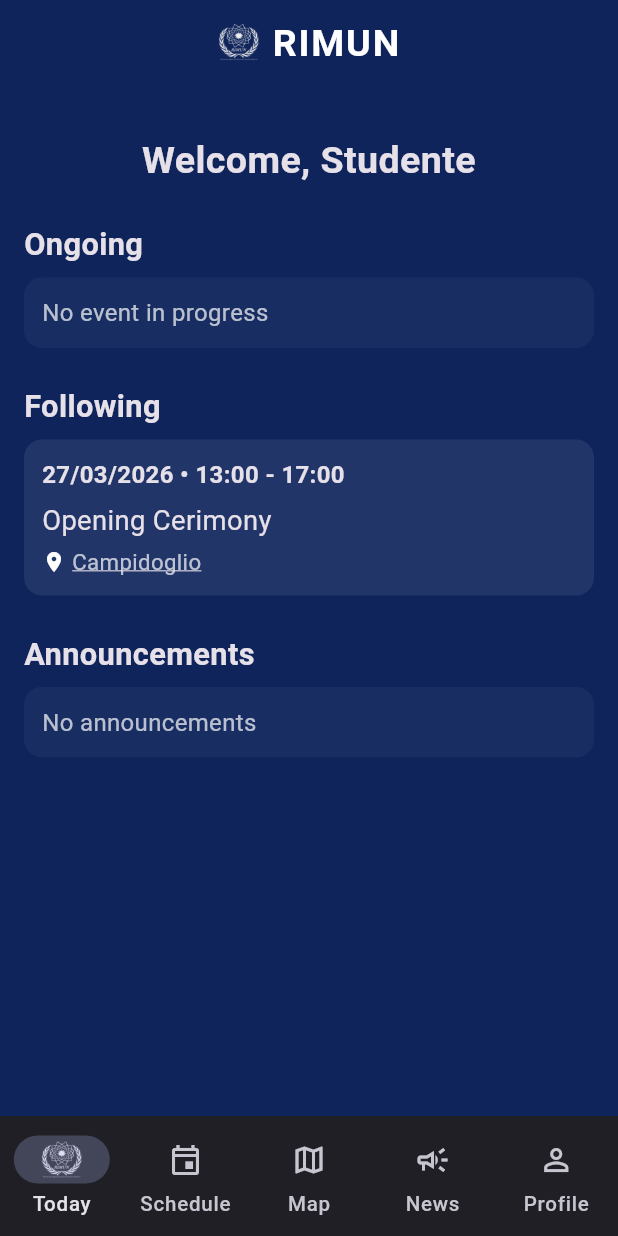
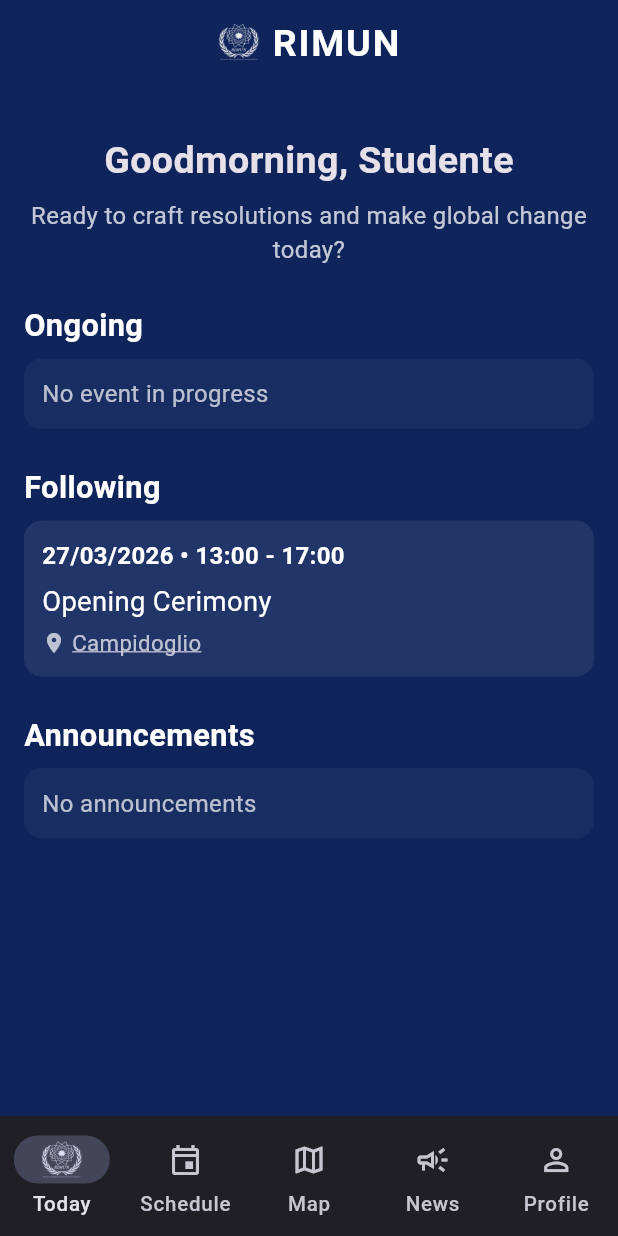
Before and after one commit to elenamuia/rimun-app, a Flutter app: the screen it shows once a user with an empty profile is signed in, on a phone screen of 412 x 824 dp. Run offline on Flutter 3.47's test engine with Material 3 defaults, Android fonts, the phone set to English and light mode, and no system bars; our stand-ins replace cloud_firestore, firebase_auth, firebase_core, flutter_markdown, flutter_svg; accounts and stored records are empty.

```diff
--- a/lib/screens/today_screen.dart
+++ b/lib/screens/today_screen.dart
@@ -33,6 +33,85 @@ class _TodayScreenState extends State<TodayScreen> {
   void initState() {
     super.initState();
     _futureEvents = _loadEventsFromCsv();
+  }
+
+  // ---------- GREETING HELPERS (RIMUN) ----------
+  static const Map<String, List<String>> _messagesByGreeting = {
+    "Goodmorning": [
+      "Goodmorning, [Nome]! Ready to craft resolutions and make global change today?",
+      "Goodmorning, [Nome]! New debates are waiting — time to represent your delegation!",
+      "Goodmorning, [Nome]! Grab your notes and let’s start with purpose.",
+      "Goodmorning, [Nome]! Let the diplomacy begin!",
+    ],
+    "GoodAfternoon": [
+      "GoodAfternoon, [Nome]! How’s your committee strategy looking?",
+      "GoodAfternoon, [Nome]! Keep your speeches sharp and ideas sharper.",
+      "GoodAfternoon, [Nome]! Time for alliances and breakthrough solutions.",
+    ],
+    "GoodEvening": [
+      "GoodEvening, [Nome]! Great work so far, let’s refine your final arguments.",
+      "GoodEvening, [Nome]! A round of applause for today’s debates — rest up.",
+      "GoodEvening, [Nome]! Reflect on today’s diplomacy and recharge for tomorrow.",
+      "GoodEvening, [Nome]! Ready for tomorrow’s challenge?",
+    ],
+    "Goodnight": [
+      "Goodnight, [Nome]! Even diplomats need rest — tomorrow brings new sessions.",
+      "Goodnight, [Nome]! Put your phone down — tomorrow’s resolutions await!",
+      "Goodnight, [Nome]! Peaceful dreams of global solutions.",
+      "Goodnight, [Nome]! Recharge your energy for decisive debates ahead.",
+    ],
+  };
+
+  String _greetingLabel(DateTime now) {
+    final h = now.hour;
+    final m = now.minute;
+
+    bool atOrAfter(int hh, int mm) => (h > hh) || (h == hh && m >= mm);
+    bool atOrBefore(int hh, int mm) => (h < hh) || (h == hh && m <= mm);
+
+    // Goodmorning: 06:00–12:00
+    if (atOrAfter(6, 0) && atOrBefore(12, 0)) return "Goodmorning";
+    // GoodAfternoon: 12:01–18:00
+    if (atOrAfter(12, 1) && atOrBefore(18, 0)) return "GoodAfternoon";
+    // GoodEvening: 18:01–22:00
+    if (atOrAfter(18, 1) && atOrBefore(22, 0)) return "GoodEvening";
+    // Goodnight: 22:01–05:59
+    return "Goodnight";
+  }
+
+  int _dayOfYear(DateTime d) {
+    final start = DateTime(d.year, 1, 1);
+    return d.difference(start).inDays + 1;
+  }
+
+  String _pickDailyFullMessage({
+    required String userName,
+    required String stableSalt,
+    required DateTime now,
+  }) {
+    final greeting = _greetingLabel(now);
+    final list = _messagesByGreeting[greeting] ?? const <String>["Hi, [Nome]!"];
+
+    // Seed: stesso giorno + stessa fascia + stesso utente => stessa frase
+    final seed = (_dayOfYear(now) * 1000) ^ greeting.hashCode ^ stableSalt.hashCode;
+    final idx = seed.abs() % list.length;
+
+    return list[idx].replaceAll("[Nome]", userName);
+  }
+
+  /// Mostriamo la riga 1 separata ("Good..., Nome"),
+  /// quindi estraiamo qui solo la parte successiva dopo "Greeting, Nome!"
+  String _extractSubMessage({
+    required String fullMessage,
+    required String greeting,
+    required String userName,
+  }) {
+    final prefix = "$greeting, $userName!";
+    if (fullMessage.startsWith(prefix)) {
+      final rest = fullMessage.substring(prefix.length).trimLeft();
+      return rest.isEmpty ? "" : rest;
+    }
+    return fullMessage; // fallback
   }
 
   // ---------- NEWS HELPERS ----------
@@ -76,136 +155,71 @@ class _TodayScreenState extends State<TodayScreen> {
   void _wrapSelection(TextEditingController c, String left, String right) {
     final text = c.text;
     final sel = c.selection;
+    if (!sel.isValid) return;
 
-    final start = sel.isValid ? sel.start : text.length;
-    final end = sel.isValid ? sel.end : text.length;
-
-    if (start == end) {
-      final insert = '${left}testo${right}';
-      c.text = text.replaceRange(start, end, insert);
-      c.selection = TextSelection(
-        baseOffset: start + left.length,
-        extentOffset: start + left.length + 5,
-      );
-      return;
-    }
+    final start = sel.start < 0 ? 0 : sel.start;
+    final end = sel.end < 0 ? 0 : sel.end;
 
     final selected = text.substring(start, end);
-    final replaced = '$left$selected$right';
-    c.text = text.replaceRange(start, end, replaced);
-    c.selection =
-        TextSelection(baseOffset: start, extentOffset: start + replaced.length);
+    final replaced = "$left$selected$right";
+
+    final newText = text.replaceRange(start, end, replaced);
+    c.value = c.value.copyWith(
+      text: newText,
+      selection: TextSelection.collapsed(offset: start + replaced.length),
+    );
   }
 
   void _insertLinkTemplate(TextEditingController c) {
     final text = c.text;
     final sel = c.selection;
-    final pos = sel.isValid ? sel.start : text.length;
+    final insertAt = sel.isValid ? sel.start : text.length;
 
-    const insert = '[testo](https://example.com)';
-    c.text = text.replaceRange(pos, pos, insert);
-    c.selection = TextSelection.collapsed(offset: pos + 1);
-  }
+    const template = "[Link text](https://example.com)";
+    final newText = text.replaceRange(insertAt, insertAt, template);
 
-  Future<void> _confirmAndDelete(BuildContext context, Notice notice) async {
-    final ok = await showDialog<bool>(
-      context: context,
-      builder: (ctx) => AlertDialog(
-        title: const Text('Delete news?'),
-        content: Text('“${notice.title}” will be permanently deleted.'),
-        actions: [
-          TextButton(
-            onPressed: () => Navigator.pop(ctx, false),
-            child: const Text('Cancel'),
-          ),
-          FilledButton(
-            onPressed: () => Navigator.pop(ctx, true),
-            child: const Text('Delete'),
-          ),
-        ],
-      ),
+    c.value = c.value.copyWith(
+      text: newText,
+      selection: TextSelection.collapsed(offset: insertAt + template.length),
     );
-
-    if (ok != true) return;
-
-    await widget.noticeService.deleteNotice(notice.id);
-
-    if (context.mounted) {
-      ScaffoldMessenger.of(context).showSnackBar(
-        const SnackBar(content: Text('News deleted')),
-      );
-    }
   }
 
   Future<void> _openEditDialog(BuildContext context, Notice notice) async {
     final titleCtrl = TextEditingController(text: notice.title);
     final bodyCtrl = TextEditingController(text: notice.body);
-    final recipientsCtrl =
-        TextEditingController(text: notice.recipients.join(', '));
-
-    String selectedType = (notice.type == 'alert' ||
-            notice.type == 'info' ||
-            notice.type == 'ordinary')
-        ? notice.type
-        : 'ordinary';
+    final recipientsCtrl = TextEditingController(text: notice.recipients.join(', '));
+    String selectedType = notice.type;
 
     final saved = await showDialog<bool>(
       context: context,
       builder: (ctx) => StatefulBuilder(
-        builder: (ctx, setState) => AlertDialog(
+        builder: (ctx, setSt) => AlertDialog(
           title: const Text('Edit news'),
           content: SingleChildScrollView(
+            child: SizedBox(
+              width: 520,
               child: Column(
-              mainAxisSize: MainAxisSize.min,
                 children: [
-                // ✅ type selector
-                Align(
-                  alignment: Alignment.centerLeft,
-                  child: Text(
-                    'Type',
-                    style: Theme.of(context).textTheme.titleMedium,
-                  ),
-                ),
-                const SizedBox(height: 6),
-                RadioListTile<String>(
-                  value: 'ordinary',
-                  groupValue: selectedType,
-                  onChanged: (v) =>
-                      setState(() => selectedType = v ?? 'ordinary'),
-                  dense: true,
-                  contentPadding: EdgeInsets.zero,
-                  title: const Text('Ordinary'),
-                  secondary: const Icon(Icons.event),
-                ),
-                RadioListTile<String>(
-                  value: 'alert',
-                  groupValue: selectedType,
-                  onChanged: (v) =>
-                      setState(() => selectedType = v ?? 'ordinary'),
-                  dense: true,
-                  contentPadding: EdgeInsets.zero,
-                  title: const Text('Alert'),
-                  secondary: const Icon(Icons.warning_amber_rounded),
-                ),
-                RadioListTile<String>(
-                  value: 'info',
-                  groupValue: selectedType,
-                  onChanged: (v) =>
-                      setState(() => selectedType = v ?? 'ordinary'),
-                  dense: true,
-                  contentPadding: EdgeInsets.zero,
-                  title: const Text('Info'),
-                  secondary: const Icon(Icons.info_outline),
+                  DropdownButtonFormField<String>(
+                    value: selectedType,
+                    decoration: const InputDecoration(labelText: 'Type'),
+                    items: const [
+                      DropdownMenuItem(value: 'ordinary', child: Text('Ordinary')),
+                      DropdownMenuItem(value: 'alert', child: Text('Alert')),
+                      DropdownMenuItem(value: 'info', child: Text('Info')),
+                    ],
+                    onChanged: (v) {
+                      if (v == null) return;
+                      setSt(() => selectedType = v);
+                    },
                   ),
                   const SizedBox(height: 12),
-
                   TextField(
                     controller: titleCtrl,
                     decoration: const InputDecoration(labelText: 'Title'),
                   ),
                   const SizedBox(height: 12),
 
-                // ✅ toolbar markdown
                   Row(
                     children: [
                       IconButton(
@@ -241,6 +255,7 @@ class _TodayScreenState extends State<TodayScreen> {
                     ),
                   ),
                 ],
+              ),
             ),
           ),
           actions: [
@@ -291,10 +306,39 @@ class _TodayScreenState extends State<TodayScreen> {
     }
   }
 
+  Future<void> _confirmAndDelete(BuildContext context, Notice notice) async {
+    final ok = await showDialog<bool>(
+      context: context,
+      builder: (ctx) => AlertDialog(
+        title: const Text('Delete news?'),
+        content: const Text('This action cannot be undone.'),
+        actions: [
+          TextButton(
+            onPressed: () => Navigator.pop(ctx, false),
+            child: const Text('Cancel'),
+          ),
+          FilledButton(
+            onPressed: () => Navigator.pop(ctx, true),
+            child: const Text('Delete'),
+          ),
+        ],
+      ),
+    );
+
+    if (ok != true) return;
+
+    await widget.noticeService.deleteNotice(notice.id);
+
+    if (context.mounted) {
+      ScaffoldMessenger.of(context).showSnackBar(
+        const SnackBar(content: Text('News deleted')),
+      );
+    }
+  }
+
   // ---------- EVENTS (CSV) ----------
   Future<List<_TodayEvent>> _loadEventsFromCsv() async {
-    final csvString =
-        await rootBundle.loadString('assets/rimun_calendario_prova.csv');
+    final csvString = await rootBundle.loadString('assets/rimun_calendario_prova.csv');
 
     final lines = csvString
         .split(RegExp(r'\r?\n'))
@@ -456,31 +500,64 @@ class _TodayScreenState extends State<TodayScreen> {
             crossAxisAlignment: CrossAxisAlignment.stretch,
             children: [
               const SizedBox(height: 16),
+
+              // ✅ Greeting + frase (per utente, per giorno)
+              Builder(
+                builder: (context) {
+                  final nowLocal = DateTime.now();
+                  final greeting = _greetingLabel(nowLocal);
+
+                  final stableSalt = widget.student.id.isNotEmpty
+                      ? widget.student.id
+                      : widget.student.email;
+
+                  final full = _pickDailyFullMessage(
+                    userName: widget.student.name,
+                    stableSalt: stableSalt,
+                    now: nowLocal,
+                  );
+
+                  final sub = _extractSubMessage(
+                    fullMessage: full,
+                    greeting: greeting,
+                    userName: widget.student.name,
+                  );
+
+                  return Column(
+                    children: [
                       Text(
-                'Welcome, ${widget.student.name}',
+                        '$greeting, ${widget.student.name}',
                         textAlign: TextAlign.center,
                         style: const TextStyle(
                           fontSize: 22,
                           fontWeight: FontWeight.bold,
                         ),
                       ),
+                      const SizedBox(height: 8),
+                      Text(
+                        sub,
+                        textAlign: TextAlign.center,
+                        style: TextStyle(
+                          fontSize: 14,
+                          color: Colors.white.withOpacity(0.75),
+                        ),
+                      ),
+                    ],
+                  );
+                },
+              ),
+
               const SizedBox(height: 24),
 
               const _SectionTitle(title: 'Ongoing'),
               const SizedBox(height: 8),
-              if (ongoing != null)
-                _EventCardToday(event: ongoing)
-              else
-                const _EmptyCard(message: 'No event in progress'),
+              if (ongoing != null) _EventCardToday(event: ongoing) else const _EmptyCard(message: 'No event in progress'),
 
               const SizedBox(height: 24),
 
               const _SectionTitle(title: 'Following'),
               const SizedBox(height: 8),
-              if (following != null)
-                _EventCardToday(event: following)
-              else
-                const _EmptyCard(message: 'No upcoming event'),
+              if (following != null) _EventCardToday(event: following) else const _EmptyCard(message: 'No upcoming event'),
 
               const SizedBox(height: 24),
 
@@ -517,21 +594,21 @@ class _TodayScreenState extends State<TodayScreen> {
                     itemBuilder: (context, index) {
                       final notice = notices[index];
 
+                      // HOME: mostra solo alert/info (se vuoi)
+                      // Se vuoi mostrarle tutte anche qui, commenta il filtro.
+                      if (notice.type == 'ordinary') {
+                        return const SizedBox.shrink();
+                      }
+
                       return Card(
                         margin: const EdgeInsets.only(bottom: 12),
                         color: _noticeCardColor(notice.type),
                         child: ExpansionTile(
-                          tilePadding: const EdgeInsets.symmetric(
-                            horizontal: 16,
-                            vertical: 8,
-                          ),
-                          leading: Icon(
-                            _noticeIcon(notice.type),
-                            color: Colors.white,
-                          ),
+                          tilePadding: const EdgeInsets.symmetric(horizontal: 16, vertical: 8),
+                          leading: Icon(_noticeIcon(notice.type), color: Colors.white),
                           title: Text(
                             notice.title,
-                            style: const TextStyle(fontWeight: FontWeight.bold),
+                            style: const TextStyle(fontWeight: FontWeight.bold, color: Colors.white),
                           ),
                           subtitle: widget.student.isSecretariat
                               ? Text(
@@ -572,23 +649,15 @@ class _TodayScreenState extends State<TodayScreen> {
                                   ],
                                 )
                               : null,
-                          childrenPadding: const EdgeInsets.symmetric(
-                            horizontal: 16,
-                            vertical: 8,
-                          ),
+                          childrenPadding: const EdgeInsets.symmetric(horizontal: 16, vertical: 8),
                           children: [
                             Align(
                               alignment: Alignment.centerLeft,
                               child: MarkdownBody(
                                 data: notice.body,
                                 selectable: true,
-                                styleSheet: MarkdownStyleSheet.fromTheme(
-                                  Theme.of(context),
-                                ).copyWith(
-                                  p: const TextStyle(
-                                    fontSize: 14,
-                                    color: Colors.white,
-                                  ),
+                                styleSheet: MarkdownStyleSheet.fromTheme(Theme.of(context)).copyWith(
+                                  p: const TextStyle(fontSize: 14, color: Colors.white),
                                   a: const TextStyle(
                                     color: Colors.lightBlueAccent,
                                     decoration: TextDecoration.underline,
@@ -598,24 +667,17 @@ class _TodayScreenState extends State<TodayScreen> {
                                   if (href == null) return;
                                   final uri = Uri.tryParse(href);
                                   if (uri == null) return;
-                                  await launchUrl(
-                                    uri,
-                                    mode: LaunchMode.externalApplication,
-                                  );
+                                  await launchUrl(uri, mode: LaunchMode.externalApplication);
                                 },
                               ),
                             ),
-                            if (widget.student.isSecretariat &&
-                                notice.recipients.isNotEmpty) ...[
+                            if (widget.student.isSecretariat && notice.recipients.isNotEmpty) ...[
                               const SizedBox(height: 8),
                               Align(
                                 alignment: Alignment.centerLeft,
                                 child: Text(
                                   'Recipients: ${notice.recipients.join(', ')}',
-                                  style: const TextStyle(
-                                    fontSize: 12,
-                                    color: Colors.white70,
-                                  ),
+                                  style: const TextStyle(fontSize: 12, color: Colors.white70),
                                 ),
                               ),
                             ],
@@ -668,6 +730,7 @@ class _SectionTitle extends StatelessWidget {
       style: const TextStyle(
         fontSize: 18,
         fontWeight: FontWeight.bold,
+        color: Colors.white,
       ),
     );
   }
@@ -709,30 +772,24 @@ class _EventCardToday extends StatelessWidget {
         children: [
           Text(
             '${event.dayLabel} • ${event.startLabel} - ${event.endLabel}',
-            style: const TextStyle(fontWeight: FontWeight.bold),
+            style: const TextStyle(fontWeight: FontWeight.bold, color: Colors.white),
           ),
           const SizedBox(height: 6),
           Text(
             event.description,
-            style: const TextStyle(fontSize: 16),
+            style: const TextStyle(fontSize: 16, color: Colors.white),
           ),
           const SizedBox(height: 4),
           Row(
             children: [
-              const Icon(Icons.place, size: 16),
+              const Icon(Icons.place, size: 16, color: Colors.white70),
               const SizedBox(width: 4),
               Expanded(
                 child: event.link.isNotEmpty
-                    ? InkWell(
-                        onTap: _openLink,
-                        child: locationText,
-                      )
+                    ? InkWell(onTap: _openLink, child: locationText)
                     : Text(
                         event.location,
-                        style: const TextStyle(
-                          fontSize: 13,
-                          color: Colors.white70,
-                        ),
+                        style: const TextStyle(fontSize: 13, color: Colors.white70),
                       ),
               ),
             ],
@@ -758,10 +815,7 @@ class _EmptyCard extends StatelessWidget {
       padding: const EdgeInsets.all(12),
       child: Text(
         message,
-        style: const TextStyle(
-          fontSize: 14,
-          color: Colors.white70,
-        ),
+        style: const TextStyle(fontSize: 14, color: Colors.white70),
       ),
     );
   }
```
Lines whose indentation alone changed are shown as unchanged.
